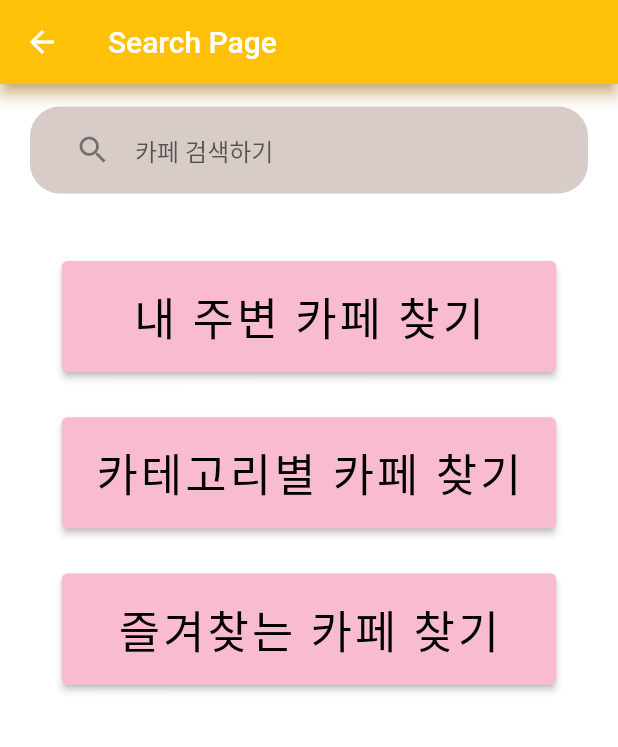
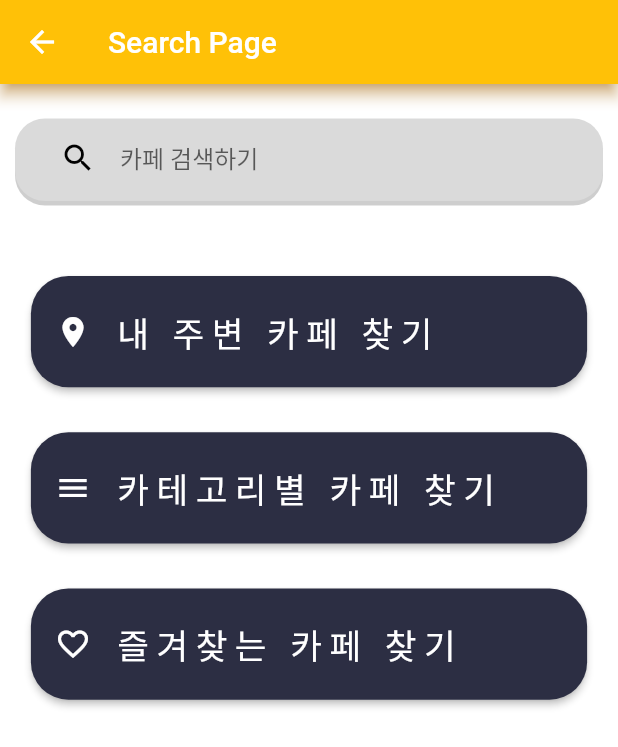
Before and after one commit to BlazingDevs/Fluwinter, a Flutter app: the searchPage screen opened directly, on a phone screen of 412 x 824 dp. Shown: the top 747 px of the screen. Run offline on Flutter 3.47's test engine with Material 2 defaults, Android fonts, the phone set to English and light mode, and no system bars.

Commit message:
Add icons in Search Page & Change color search Bar in Search Page

```diff
--- a/lib/page/search_page/searchPage.dart
+++ b/lib/page/search_page/searchPage.dart
@@ -16,6 +16,7 @@ class _searchPageState extends State<searchPage> {
   @override
   Widget build(BuildContext context) {
     return Scaffold(
+      resizeToAvoidBottomInset: false,
       appBar: AppBar(
         backgroundColor: Colors.amber,
         shadowColor: Colors.orange,
@@ -31,67 +32,97 @@ class _searchPageState extends State<searchPage> {
                     SearchBar(),
                     SizedBox(height: 30),
                     Container(
-                      width: MediaQuery.of(context).size.width * 0.8,
+                      width: MediaQuery.of(context).size.width * 0.9,
                       height: MediaQuery.of(context).size.height * 0.09,
                       child: ElevatedButton(
                         style: ElevatedButton.styleFrom(
-                            primary: Colors.pink[100], onPrimary: Colors.black),
+                            shape: new RoundedRectangleBorder(
+                              borderRadius: new BorderRadius.circular(25.0),
+                            ),
+                            primary: Color(0xFF2C2E43),
+                            onPrimary: Colors.black),
                         onPressed: () {
                           Navigator.push(
                               context,
                               MaterialPageRoute(
                                   builder: (context) => mapPage()));
                         },
-                        child: Text(
+                        child: Row(
+                          children: <Widget>[
+                            Icon(Icons.location_on,color: Colors.white,),
+                            SizedBox(width: 15,),
+                            Text(
                             '내 주변 카페 찾기',
                             style: TextStyle(
-                              fontSize: 30.0,
-                              letterSpacing: 2.0,
+                                color: Colors.white,
+                                fontSize: 23.0,
+                                letterSpacing: 5.0,
                                 fontWeight: FontWeight.normal),
+                          ),]
                         ),
                       ),
                     ),
                     SizedBox(height: 30),
                     Container(
-                      width: MediaQuery.of(context).size.width * 0.8,
+                      width: MediaQuery.of(context).size.width * 0.9,
                       height: MediaQuery.of(context).size.height * 0.09,
                       child: ElevatedButton(
                         style: ElevatedButton.styleFrom(
-                            primary: Colors.pink[100], onPrimary: Colors.black),
+                            shape: new RoundedRectangleBorder(
+                              borderRadius: new BorderRadius.circular(25.0),
+                            ),
+                            primary: Color(0xFF2C2E43),
+                            onPrimary: Colors.black),
                         onPressed: () {
                           Navigator.push(
                               context,
                               MaterialPageRoute(
                                   builder: (context) => tagPage()));
                         },
-                        child: Text(
+                        child: Row(
+                          children: <Widget>[
+                            Icon(Icons.menu,color: Colors.white,),
+                            SizedBox(width: 15,),
+                            Text(
                             '카테고리별 카페 찾기',
                             style: TextStyle(
-                              fontSize: 30.0,
-                              letterSpacing: 2.0,
+                                color: Colors.white,
+                                fontSize: 23.0,
+                                letterSpacing: 5.0,
                                 fontWeight: FontWeight.normal),
+                          ),]
                         ),
                       ),
                     ),
                     SizedBox(height: 30),
                     Container(
-                      width: MediaQuery.of(context).size.width * 0.8,
+                      width: MediaQuery.of(context).size.width * 0.9,
                       height: MediaQuery.of(context).size.height * 0.09,
                       child: ElevatedButton(
                         style: ElevatedButton.styleFrom(
-                            primary: Colors.pink[100], onPrimary: Colors.black),
+                            shape: new RoundedRectangleBorder(
+                              borderRadius: new BorderRadius.circular(25.0),
+                            ),
+                            primary: Color(0xFF2C2E43),
+                            onPrimary: Colors.black),
                         onPressed: () {
                           Navigator.push(
                               context,
                               MaterialPageRoute(
                                   builder: (context) => favoritesPage()));
                         },
-                        child: Text(
+                        child: Row(
+                          children: <Widget>[
+                            Icon(Icons.favorite_border,color: Colors.white,),
+                            SizedBox(width: 15,),
+                            Text(
                             '즐겨찾는 카페 찾기',
                             style: TextStyle(
-                              fontSize: 30.0,
-                              letterSpacing: 2.0,
+                                color: Colors.white,
+                                fontSize: 23.0,
+                                letterSpacing: 5.0,
                                 fontWeight: FontWeight.normal),
+                          ),]
                         ),
                       ),
                     ),
--- a/lib/page/search_page/searchbar.dart
+++ b/lib/page/search_page/searchbar.dart
@@ -8,10 +8,12 @@ class SearchBar extends StatelessWidget {
   @override
   Widget build(BuildContext context) {
     return Container(
-      margin: EdgeInsets.symmetric(vertical: 15, horizontal: 20),
+      margin: EdgeInsets.symmetric(vertical: 20, horizontal: 10),
       padding: EdgeInsets.symmetric(horizontal: 30, vertical: 5),
       decoration: BoxDecoration(
-        color: Colors.brown[100],
+        boxShadow: [BoxShadow(color: Colors.grey.withOpacity(0.5),
+        offset: Offset(0, 3))],
+        color: Colors.white24,
         borderRadius: BorderRadius.circular(20),
       ),
       child: TextField(
@@ -19,6 +21,7 @@ class SearchBar extends StatelessWidget {
           hintText: "카페 검색하기",
           border: InputBorder.none,
           icon: Icon(Icons.search),
+          iconColor: Colors.black
         ),
       ),
     );
```
Lines whose indentation alone changed are shown as unchanged.
